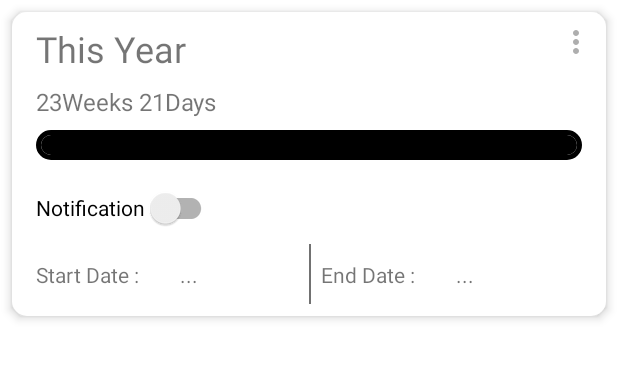
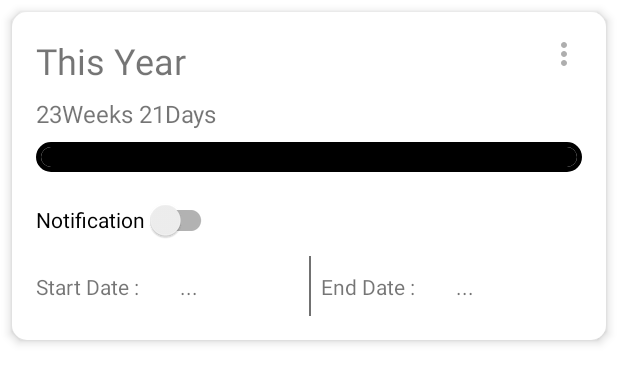
Before and after one commit to william-waiyanhtat/Progress, an Android app: the layout progress_item.xml on its own in the app's theme, with its tools: preview values and no code run, on a phone screen of 412 x 824 dp. Shown: the top 383 px of the screen. Run offline under Robolectric (Android 15) with nearby library versions, the phone set to English and light mode, and no system bars.

```diff
--- a/app/src/main/java/com/celestial/progress/data/model/Counter.kt
+++ b/app/src/main/java/com/celestial/progress/data/model/Counter.kt
@@ -222,8 +222,8 @@ enum class DisplayFormat() {
     DAY,
     WEEK_DAY,
     MONTH_WEEK_DAY,
-    YEAR_MONTH_WEEK_DAY,
-    YEAR_MONTH_DAY;
+    YEAR_MONTH_DAY,
+    YEAR_MONTH_WEEK_DAY;
 }
 
 enum class Repeating{
--- a/app/src/main/java/com/celestial/progress/data/model/DisplayFormatTC.kt
+++ b/app/src/main/java/com/celestial/progress/data/model/DisplayFormatTC.kt
@@ -17,4 +17,8 @@ class DisplayFormatTC {
         }
         return DisplayFormat.DAY
     }
+
+    fun getValue(index: Int): DisplayFormat {
+        return DisplayFormat.values()[index]
+    }
 }
--- a/app/src/main/res/layout/progress_item.xml
+++ b/app/src/main/res/layout/progress_item.xml
@@ -9,15 +9,13 @@
     android:id="@+id/progress_item_parent"
     android:background="@drawable/app_barbg"
     android:elevation="4dp"
-    android:padding="8dp">
+    android:padding="16dp">
 
     <TextView
         android:id="@+id/tv_counting"
         android:layout_width="0dp"
         android:layout_height="wrap_content"
-        android:layout_marginStart="8dp"
         android:layout_marginTop="8dp"
-        android:layout_marginEnd="8dp"
         android:text="23Weeks 21Days"
         android:textSize="@dimen/text_normal"
         app:layout_constraintEnd_toEndOf="parent"
@@ -28,7 +26,6 @@
         android:id="@+id/item_title_id"
         android:layout_width="wrap_content"
         android:layout_height="wrap_content"
-        android:layout_marginStart="8dp"
         android:text="This Year"
         android:textSize="@dimen/text_large"
         app:layout_constraintStart_toStartOf="parent"
@@ -38,9 +35,8 @@
         android:id="@+id/item_progress_bar_id"
         android:layout_width="match_parent"
         android:layout_height="20dp"
-        android:layout_marginStart="8dp"
         android:layout_marginTop="8dp"
-        android:layout_marginEnd="8dp"
+
         app:layout_constraintEnd_toEndOf="parent"
         app:layout_constraintHorizontal_bias="0.0"
         app:layout_constraintStart_toStartOf="parent"
@@ -62,7 +58,6 @@
         android:id="@+id/tv_startDate"
         android:layout_width="wrap_content"
         android:layout_height="wrap_content"
-        android:layout_marginStart="8dp"
         android:layout_marginTop="8dp"
         android:layout_marginBottom="8dp"
         android:text="Start Date : "
```
Also changed, not shown: app/src/main/java/com/celestial/progress/ui/fragment/CreateFragment.kt (+5 -4 lines).
